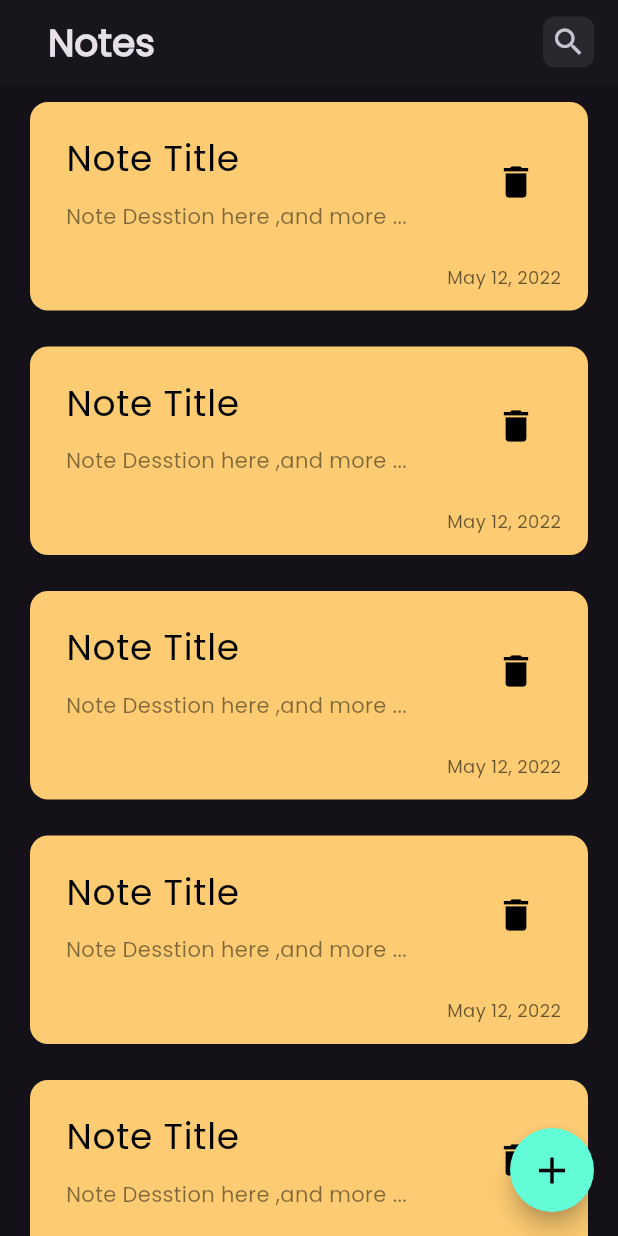
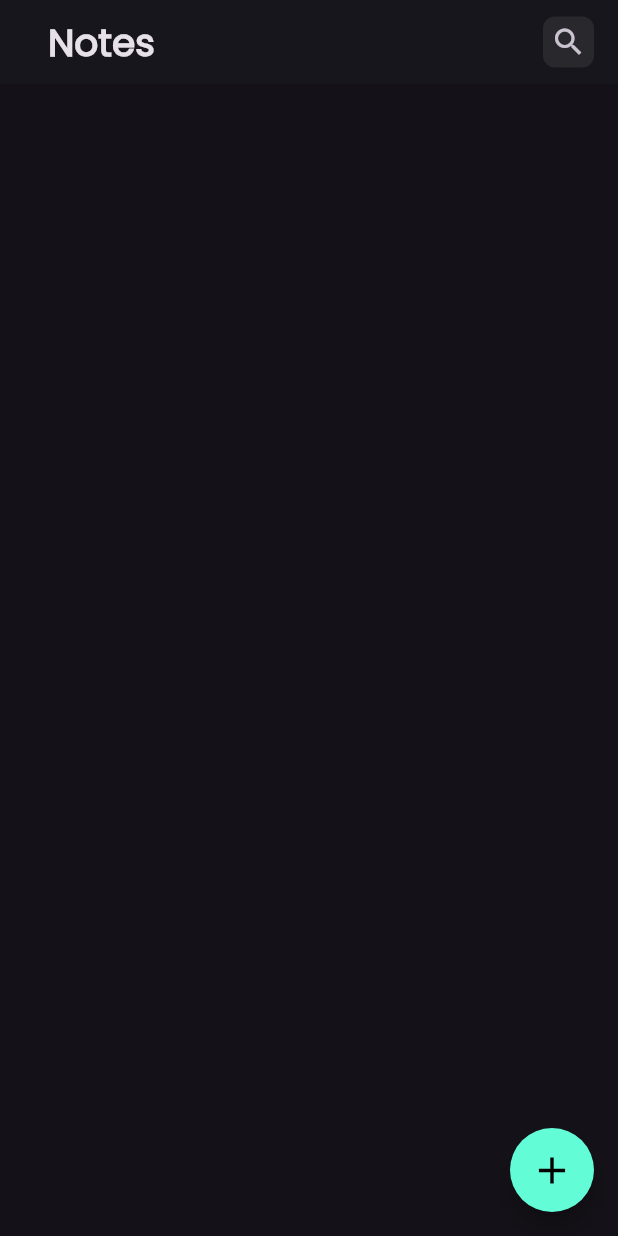
Before and after one commit to mohamedmagdy2301/notes_app, a Flutter app: the screen it shows after launch, on a phone screen of 412 x 824 dp. Run offline on Flutter 3.47's test engine with Material 3 defaults, Android fonts, the phone set to English and light mode, and no system bars; our stand-ins replace bloc, flutter_bloc, hive, hive_flutter; accounts and stored records are empty.

Commit message:
create view note cubit and trigger in ui

```diff
--- a/lib/cubits/view_note_cubit/view_note_cubit.dart
+++ b/lib/cubits/view_note_cubit/view_note_cubit.dart
@@ -1,10 +1,19 @@
 // ignore_for_file: depend_on_referenced_packages
 
 import 'package:bloc/bloc.dart';
+import 'package:hive/hive.dart';
 import 'package:meta/meta.dart';
+import 'package:notes_app/helper/constant.dart';
+import 'package:notes_app/models/note_model.dart';
 
 part 'view_note_state.dart';
 
 class ViewNoteCubit extends Cubit<ViewNoteState> {
   ViewNoteCubit() : super(ViewNoteInitial());
+  List<NoteModel>? notes;
+  List<NoteModel> getNote() {
+    var notesBox = Hive.box<NoteModel>(kNoteBox);
+    notes = notesBox.values.toList();
+    return notes ?? [];
+  }
 }
--- a/lib/views/notes_view.dart
+++ b/lib/views/notes_view.dart
@@ -1,4 +1,6 @@
 import 'package:flutter/material.dart';
+import 'package:flutter_bloc/flutter_bloc.dart';
+import 'package:notes_app/cubits/view_note_cubit/view_note_cubit.dart';
 import 'package:notes_app/views/widgets/customer_appbar.dart';
 import 'package:notes_app/views/widgets/customer_list_body.dart';
 import 'package:notes_app/views/widgets/floating_button_add_note_item.dart';
@@ -7,15 +9,19 @@ class NotesView extends StatelessWidget {
   const NotesView({super.key});
 
   @override
+  @override
   Widget build(BuildContext context) {
-    return Scaffold(
-      appBar: CustomerAppBar(
-        titleAppBar: 'Notes',
-        iconAppBar: Icons.search,
-        onTap: () {},
+    return BlocProvider(
+      create: (context) => ViewNoteCubit(),
+      child: Scaffold(
+        floatingActionButton: const FloatingButtonAddNoteItem(),
+        appBar: CustomerAppBar(
+          titleAppBar: 'Notes',
+          iconAppBar: Icons.search,
+          onTap: () {},
+        ),
+        body: const CustomerListBody(),
       ),
-      body: const CustomerListBody(),
-      floatingActionButton: const FloatingButtonAddNoteItem(),
     );
   }
 }
--- a/lib/views/widgets/customer_list_body.dart
+++ b/lib/views/widgets/customer_list_body.dart
@@ -1,19 +1,34 @@
 import 'package:flutter/material.dart';
+import 'package:flutter_bloc/flutter_bloc.dart';
+import 'package:notes_app/cubits/view_note_cubit/view_note_cubit.dart';
+import 'package:notes_app/models/note_model.dart';
 import 'package:notes_app/views/widgets/customer_note_item.dart';
 
-class CustomerListBody extends StatelessWidget {
+class CustomerListBody extends StatefulWidget {
   const CustomerListBody({super.key});
 
   @override
+  State<CustomerListBody> createState() => _CustomerListBodyState();
+}
+
+class _CustomerListBodyState extends State<CustomerListBody> {
+  @override
+  initState() {
+    super.initState();
+    BlocProvider.of<ViewNoteCubit>(context).getNote();
+  }
+
+  @override
   Widget build(BuildContext context) {
-    return ListView.builder(
-      itemCount: 10,
-      itemBuilder: (context, index) {
-        return const CustomerNoteItem(
-          colorNoteItem: Color.fromARGB(255, 253, 204, 114),
-          titleNoteItem: 'Note Title',
-          subtitleNoteItem: 'Note Desstion here ,and more ...',
-          timeNoteItem: 'May 12, 2022',
+    return BlocBuilder<ViewNoteCubit, ViewNoteState>(
+      builder: (context, state) {
+        List<NoteModel> notes =
+            BlocProvider.of<ViewNoteCubit>(context).notes ?? [];
+        return ListView.builder(
+          itemCount: notes.length,
+          itemBuilder: (context, index) {
+            return CustomerNoteItem(noteModel: notes[index]);
+          },
         );
       },
     );
--- a/lib/views/widgets/customer_note_item.dart
+++ b/lib/views/widgets/customer_note_item.dart
@@ -1,17 +1,14 @@
 import 'package:flutter/material.dart';
+import 'package:notes_app/models/note_model.dart';
 import 'package:notes_app/views/edit_note_view.dart';
 
 class CustomerNoteItem extends StatelessWidget {
   const CustomerNoteItem({
     super.key,
-    required this.colorNoteItem,
-    required this.titleNoteItem,
-    required this.subtitleNoteItem,
-    required this.timeNoteItem,
+    required this.noteModel,
   });
 
-  final Color colorNoteItem;
-  final String titleNoteItem, subtitleNoteItem, timeNoteItem;
+  final NoteModel noteModel;
   @override
   Widget build(BuildContext context) {
     return GestureDetector(
@@ -30,14 +27,14 @@ class CustomerNoteItem extends StatelessWidget {
         margin: const EdgeInsets.symmetric(vertical: 12, horizontal: 20),
         decoration: BoxDecoration(
           borderRadius: BorderRadius.circular(12),
-          color: colorNoteItem,
+          color: Colors.amber,
         ),
         child: Column(
           crossAxisAlignment: CrossAxisAlignment.end,
           children: [
             ListTile(
               title: Text(
-                titleNoteItem,
+                noteModel.title,
                 style: const TextStyle(
                   fontSize: 24,
                   color: Colors.black,
@@ -46,7 +43,7 @@ class CustomerNoteItem extends StatelessWidget {
               subtitle: Padding(
                 padding: const EdgeInsets.only(top: 10),
                 child: Text(
-                  subtitleNoteItem,
+                  noteModel.subTitle,
                   style: TextStyle(
                     fontSize: 14,
                     color: Colors.black.withOpacity(0.5),
@@ -65,7 +62,7 @@ class CustomerNoteItem extends StatelessWidget {
             Padding(
               padding: const EdgeInsets.symmetric(horizontal: 18, vertical: 14),
               child: Text(
-                timeNoteItem,
+                noteModel.date,
                 style: TextStyle(
                   fontSize: 12,
                   color: Colors.black.withOpacity(0.6),
```
